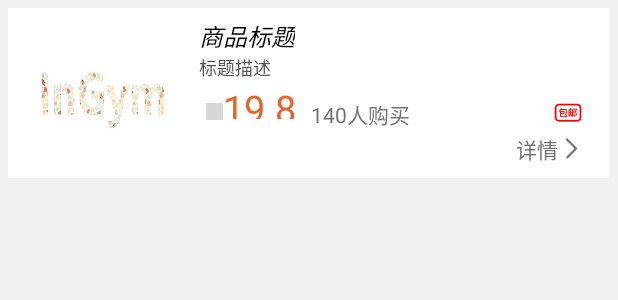
After one commit to CuoLINHUI/InGym, an Android app: the layout equipment_goods_item.xml on its own in the app's theme, with its tools: preview values and no code run, on a phone screen of 412 x 824 dp. The commit adds this screen. Shown: the top 300 px of the screen. Run offline under Robolectric (Android 15) with nearby library versions, the phone set to English and light mode, and no system bars; grey boxes are pictures that could not be loaded.

Commit message:
装备模块的商品客户端请求服务器条目数据功能完成

```diff
--- a/app/src/main/java/com/stefan/ingym/ui/activity/Mine/LoginActivity.java
+++ b/app/src/main/java/com/stefan/ingym/ui/activity/Mine/LoginActivity.java
@@ -1,6 +1,7 @@
 package com.stefan.ingym.ui.activity.Mine;
 
 import android.content.Intent;
+import android.os.Looper;
 import android.support.v7.app.AppCompatActivity;
 import android.os.Bundle;
 import android.support.v7.widget.Toolbar;
@@ -210,7 +211,9 @@ public class LoginActivity extends AppCompatActivity {
         com.stefan.ingym.util.HttpUtils.doPost(ConstantValue.USER_ACCOUNT_LOGIN, new Gson().toJson(user), new Callback() {
             @Override
             public void onFailure(Call call, IOException e) {
+                Looper.prepare();
                 ToastUtil.show(getApplicationContext(), "抱歉，登陆失败！");
+                Looper.loop();
             }
             @Override
             public void onResponse(Call call, Response response) throws IOException {
--- a/app/src/main/java/com/stefan/ingym/ui/activity/Mine/RegisterActivity.java
+++ b/app/src/main/java/com/stefan/ingym/ui/activity/Mine/RegisterActivity.java
@@ -2,6 +2,7 @@ package com.stefan.ingym.ui.activity.Mine;
 
 import android.app.Activity;
 import android.os.Bundle;
+import android.os.Looper;
 import android.support.v7.widget.Toolbar;
 import android.text.Html;
 import android.view.View;
@@ -143,7 +144,9 @@ public class RegisterActivity extends Activity {
         com.stefan.ingym.util.HttpUtils.doPost(ConstantValue.USER_REGISTER, new Gson().toJson(user), new Callback() {
             @Override
             public void onFailure(Call call, IOException e) {
+                Looper.prepare();
                 ToastUtil.show(getApplicationContext(), "抱歉，注册失败！");
+                Looper.loop();
             }
             @Override
             public void onResponse(Call call, Response response) throws IOException {
--- a/app/src/main/java/com/stefan/ingym/util/ConstantValue.java
+++ b/app/src/main/java/com/stefan/ingym/util/ConstantValue.java
@@ -34,4 +34,9 @@ public class ConstantValue {
      */
     public static final String HI_ARTICLE = HOST + "/article/hi_article";
 
+    /**
+     * 用户请求装备商品信息时访问服务器端的访问地址
+     */
+    public static final String EQUIPMENT_GOODS = HOST + "/community/equipment_goods";
+
 }
--- /dev/null
+++ b/app/src/main/res/layout/equipment_goods_item.xml
@@ -0,0 +1,149 @@
+<?xml version="1.0" encoding="utf-8"?>
+<LinearLayout xmlns:android="http://schemas.android.com/apk/res/android"
+    android:layout_width="match_parent"
+    android:layout_height="match_parent"
+    android:background="@color/app_white"
+    android:orientation="horizontal"
+    >
+
+    <LinearLayout
+        android:layout_width="fill_parent"
+        android:layout_height="wrap_content"
+        android:layout_marginLeft="5.0dip"
+        android:layout_marginRight="5.0dip"
+        android:layout_marginTop="5.0dip"
+        android:background="@drawable/list_view_item_click"
+        android:clickable="false"
+        android:gravity="center_vertical"
+        android:orientation="horizontal" >
+
+        <RelativeLayout
+            android:layout_width="wrap_content"
+            android:layout_height="100dp" >
+
+            <ImageView
+                android:id="@+id/iv_goods_pic"
+                android:layout_width="110dp"
+                android:layout_height="fill_parent"
+                android:background="@drawable/default_pic"
+                android:scaleType="fitXY" />
+
+        </RelativeLayout>
+
+        <LinearLayout
+            android:layout_width="match_parent"
+            android:layout_height="100dp"
+            android:layout_marginLeft="5dp"
+            android:orientation="vertical" >
+
+            <LinearLayout
+                android:layout_width="match_parent"
+                android:layout_height="0dp"
+                android:layout_marginLeft="5dp"
+                android:layout_weight="2"
+                android:orientation="vertical" >
+
+                <TextView
+                    android:id="@+id/tv_title"
+                    android:layout_width="wrap_content"
+                    android:layout_height="wrap_content"
+                    android:singleLine="true"
+                    android:text="商品标题"
+                    android:textColor="#000000"
+                    android:textStyle="italic"
+                    android:textSize="16sp" />
+
+                <TextView
+                    android:id="@+id/tv_description"
+                    android:layout_width="match_parent"
+                    android:layout_height="30dp"
+                    android:lines="3"
+                    android:text="标题描述"
+                    android:textColor="@color/gray"
+                    android:textSize="12sp" />
+            </LinearLayout>
+
+            <LinearLayout
+                android:layout_width="fill_parent"
+                android:layout_height="0dp"
+                android:layout_weight="1"
+                android:gravity="bottom"
+                android:orientation="horizontal" >
+
+                <ImageView
+                    android:layout_width="11dp"
+                    android:layout_height="11dp"
+                    android:layout_marginLeft="10dp"
+                    android:layout_gravity="center"
+                    android:src="@mipmap/rmb"
+                    />
+
+                <TextView
+                    android:id="@+id/goods_price"
+                    android:layout_width="wrap_content"
+                    android:layout_height="wrap_content"
+                    android:text="19.8"
+                    android:textColor="#E2652D"
+                    android:textSize="25sp" />
+
+                <TextView
+                    android:id="@+id/goods_payments"
+                    android:layout_width="wrap_content"
+                    android:layout_height="wrap_content"
+                    android:layout_marginLeft="10dp"
+                    android:text="140"
+                    android:textColor="@color/text_black"
+                    android:textSize="14sp" />
+
+                <TextView
+                    android:layout_width="wrap_content"
+                    android:layout_height="wrap_content"
+                    android:text="人购买"
+                    android:textColor="@color/text_black"
+                    android:textSize="14sp" />
+
+                <View
+                    android:layout_width="0dp"
+                    android:layout_height="0dp"
+                    android:layout_weight="1" />
+
+                <ImageView
+                    android:layout_width="wrap_content"
+                    android:layout_height="wrap_content"
+                    android:layout_marginRight="10dp"
+                    android:src="@mipmap/free_shipping"/>
+
+            </LinearLayout>
+
+            <LinearLayout
+                android:layout_width="fill_parent"
+                android:layout_height="0dp"
+                android:layout_weight="1"
+                android:gravity="right"
+                android:orientation="horizontal" >
+
+                <TextView
+                    android:layout_width="wrap_content"
+                    android:layout_height="wrap_content"
+                    android:layout_marginLeft="10dp"
+                    android:layout_gravity="center"
+                    android:text="详情"
+                    android:textColor="#707070"
+                    android:textSize="14sp" />
+
+                <ImageView
+                    android:layout_width="18sp"
+                    android:layout_height="18sp"
+                    android:layout_marginRight="10dp"
+                    android:layout_gravity="center"
+                    android:src="@mipmap/goods_enter"
+                    />
+
+
+            </LinearLayout>
+
+        </LinearLayout>
+
+    </LinearLayout>
+
+</LinearLayout>
--- a/app/src/main/res/layout/fragment_index.xml
+++ b/app/src/main/res/layout/fragment_index.xml
@@ -34,7 +34,7 @@
             <!--android:divider="@mipmap/list_divider"-->
             <!-- 内容控件 -->
             <ListView
-                android:id="@+id/lv_listview_data"
+                android:id="@+id/lv_article_item"
                 android:overScrollMode="never"
                 android:layout_height="0dp"
                 android:layout_weight="1"
@@ -42,5 +42,4 @@
                 android:scrollbars="none" />
         </cn.bingoogolapple.refreshlayout.BGARefreshLayout>
 
-
 </LinearLayout>
```
Also changed, not shown: app/src/main/AndroidManifest.xml (+6 -1 lines), app/src/main/java/com/stefan/ingym/adapter/community/GoodsViewAdapter.java (added, +47 -0 lines), app/src/main/java/com/stefan/ingym/adapter/index/ArticleViewAdapter.java (renamed from app/src/main/java/com/stefan/ingym/adapter/index/SwipeAdapterViewAdapter.java, +6 -5 lines), app/src/main/java/com/stefan/ingym/pojo/community/Goods.java (added, +117 -0 lines), app/src/main/java/com/stefan/ingym/ui/activity/Community/GoodsListActivity.java (+103 -22 lines), app/src/main/java/com/stefan/ingym/ui/activity/index/ArticleDetailActivity.java (added, +46 -0 lines), app/src/main/java/com/stefan/ingym/ui/fragment/FragmentIndex.java (+35 -40 lines), app/src/main/res/layout/activity_article_detail.xml (added, +19 -0 lines), app/src/main/res/layout/activity_goods_list.xml (+6 -3 lines), app/src/main/res/mipmap-hdpi/RMB.png (added), app/src/main/res/mipmap-hdpi/free_shipping.png (added), app/src/main/res/mipmap-hdpi/goods_enter.png (added).
